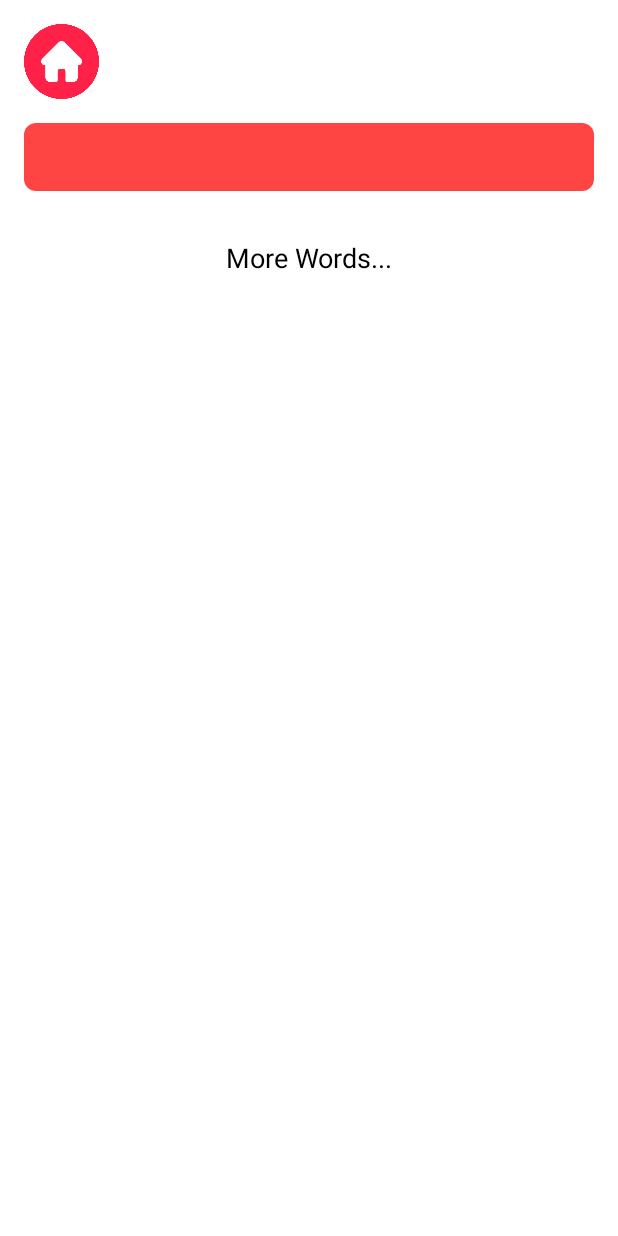
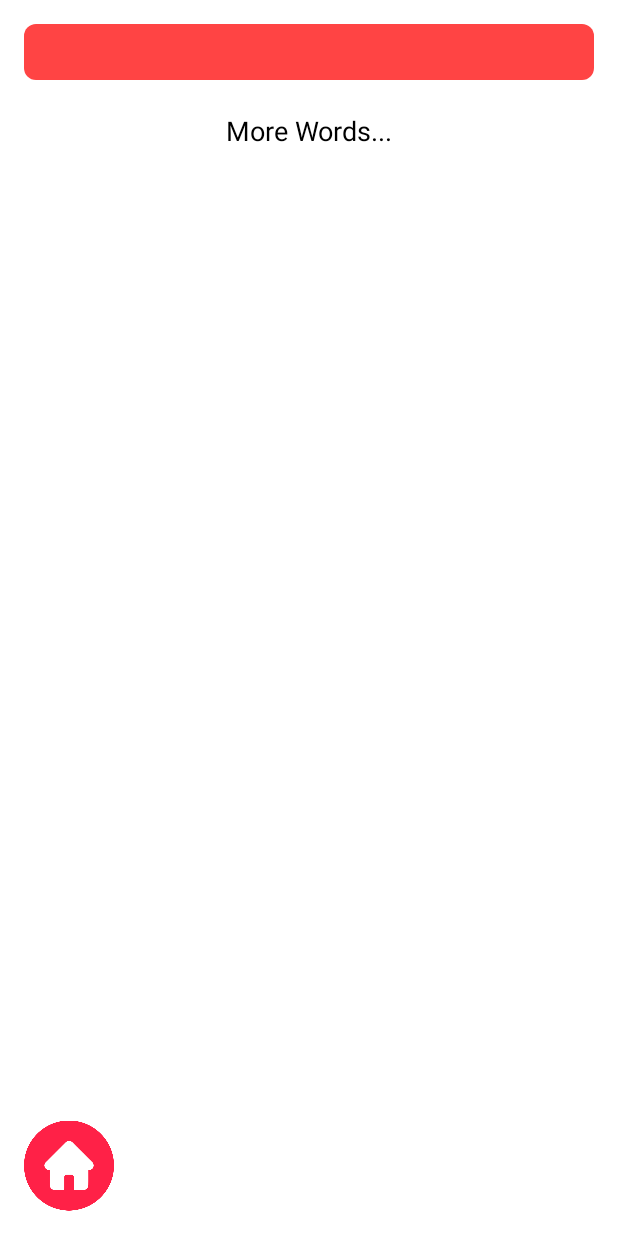
Before and after one commit to MichalMeshi/HebHandTaleApp-ClientSide, an Android app: the layout activity_word_list.xml on its own in the app's theme, with its tools: preview values and no code run, on a phone screen of 412 x 824 dp. Run offline under Robolectric (Android 15) with nearby library versions, the phone set to English and light mode, and no system bars.

Commit message:
more visuall changes 2...

```diff
--- a/app/build.gradle
+++ b/app/build.gradle
@@ -52,5 +52,6 @@ dependencies {
     def lottieVersion = "3.4.0"
     implementation "com.airbnb.android:lottie:$lottieVersion"
     implementation 'com.konghq:unirest-java:3.11.12' // Replace with the latest version
+    implementation 'com.google.android.material:material:1.5.0'
 
 }
--- a/app/src/main/java/com/example/test1/WordListActivity.java
+++ b/app/src/main/java/com/example/test1/WordListActivity.java
@@ -9,6 +9,8 @@ import android.widget.ListView;
 import android.widget.TextView;
 
 import androidx.appcompat.app.AppCompatActivity;
+
+import com.google.android.material.floatingactionbutton.FloatingActionButton;
 
 import org.json.JSONArray;
 import org.json.JSONException;
@@ -87,8 +89,9 @@ public class WordListActivity extends AppCompatActivity {
 
     private void setupListView() {
         ArrayList<String> restOfWordList = new ArrayList<>(wordList.subList(1, wordList.size()));
-        ArrayAdapter<String> adapter = new ArrayAdapter<>(this, android.R.layout.simple_list_item_1, restOfWordList);
+        CustomListAdapter adapter = new CustomListAdapter(this, restOfWordList);
         listView.setAdapter(adapter);
+
 
         listView.setOnItemClickListener((parent, view, position, id) -> {
             handleWordClick(restOfWordList.get(position));
--- /dev/null
+++ b/app/src/main/res/drawable/fab_background.xml
@@ -0,0 +1,11 @@
+<?xml version="1.0" encoding="utf-8"?>
+<layer-list xmlns:android="http://schemas.android.com/apk/res/android">
+    <item android:id="@android:id/background">
+        <shape android:shape="oval">
+            <solid android:color="@color/white" />
+        </shape>
+    </item>
+    <item android:id="@android:id/content">
+        <bitmap android:src="@drawable/home" />
+    </item>
+</layer-list>
--- a/app/src/main/res/layout/activity_word_list.xml
+++ b/app/src/main/res/layout/activity_word_list.xml
@@ -1,29 +1,22 @@
-<LinearLayout xmlns:android="http://schemas.android.com/apk/res/android"
+<RelativeLayout xmlns:android="http://schemas.android.com/apk/res/android"
+    xmlns:tools="http://schemas.android.com/tools"
     android:layout_width="match_parent"
     android:layout_height="match_parent"
-    android:orientation="vertical">
+    android:background="@color/white">
 
-    <ImageView
-        android:id="@+id/returnToFirstFragmentButton"
-        android:layout_width="50dp"
-        android:layout_height="50dp"
-        android:layout_gravity="start"
-        android:layout_marginStart="16dp"
-        android:layout_marginTop="16dp"
-        android:src="@drawable/home" />
     <!-- TextView for the first word -->
     <TextView
         android:id="@+id/wordTextView"
         android:layout_width="match_parent"
         android:layout_height="wrap_content"
         android:layout_margin="16dp"
-        android:text=""
+        android:textSize="15dp"
         android:textColor="@color/white"
         android:textAppearance="@style/TextAppearance.AppCompat.Large"
         android:background="@drawable/rectangle_background"
         android:padding="8dp"
         android:clickable="true"
-        android:cursorVisible="false"
+        android:cursorVisible="true"
         android:textIsSelectable="true"/>
 
     <!-- TextView for the message -->
@@ -31,17 +24,33 @@
         android:id="@+id/messageTextView"
         android:layout_width="match_parent"
         android:layout_height="wrap_content"
+        android:layout_below="@id/wordTextView"
+        android:layout_margin="5dp"
+        android:gravity="center"
         android:text="More Words..."
         android:textAppearance="@style/TextAppearance.AppCompat.Medium"
-        android:layout_margin="16dp"
-        android:gravity="center"
-        android:textSize="18sp"
-        android:textColor="@android:color/black"/>
+        android:textColor="@color/black"
+        android:textSize="18sp" />
 
     <ListView
         android:id="@+id/listView"
         android:layout_width="match_parent"
         android:layout_height="0dp"
+        android:layout_below="@id/messageTextView"
+        android:layout_above="@id/returnToFirstFragmentButton"
+        android:layout_marginTop="8dp"
+        android:layout_marginBottom="8dp"
         android:layout_weight="1" />
 
-</LinearLayout>
+    <ImageView
+        android:id="@+id/returnToFirstFragmentButton"
+        android:layout_width="60dp"
+        android:layout_height="62dp"
+        android:layout_alignParentStart="true"
+        android:layout_alignParentBottom="true"
+        android:layout_marginStart="16dp"
+        android:layout_marginBottom="16dp"
+        android:src="@drawable/fab_background" />
+
+
+</RelativeLayout>
--- a/app/src/main/res/layout/fragment_google_sign_in.xml
+++ b/app/src/main/res/layout/fragment_google_sign_in.xml
@@ -4,7 +4,8 @@
     xmlns:app="http://schemas.android.com/apk/res-auto"
     xmlns:tools="http://schemas.android.com/tools"
     android:layout_width="match_parent"
-    android:layout_height="match_parent">
+    android:layout_height="match_parent"
+    android:background="@color/white">
 
     <TextView
         android:id="@+id/google_btn_text"
@@ -13,6 +14,7 @@
         android:text="Sign in with Google"
         android:textSize="16sp"
         android:textStyle="bold"
+        android:textColor="@color/black"
         app:layout_constraintTop_toTopOf="parent"
         app:layout_constraintStart_toStartOf="parent"
         app:layout_constraintEnd_toEndOf="parent"
--- a/app/src/main/res/layout/fragment_second.xml
+++ b/app/src/main/res/layout/fragment_second.xml
@@ -4,7 +4,8 @@
     xmlns:tools="http://schemas.android.com/tools"
     android:layout_width="match_parent"
     android:layout_height="match_parent"
-    tools:context=".SecondFragment">
+    tools:context=".SecondFragment"
+    android:background="@color/white">
 
     <ProgressBar
         android:id="@+id/progressBar"
--- a/app/src/main/res/layout/list_item_word.xml
+++ b/app/src/main/res/layout/list_item_word.xml
@@ -1,4 +1,3 @@
-<!-- res/layout/list_item_word.xml -->
 <TextView
     xmlns:android="http://schemas.android.com/apk/res/android"
     android:id="@+id/wordText"
@@ -6,4 +5,5 @@
     android:layout_height="wrap_content"
     android:textSize="16sp"
     android:padding="16dp"
-    android:textColor="@android:color/black" />
+    android:textColor="#000000"
+    android:background="@android:color/white" />
--- a/app/src/main/res/navigation/nav_graph.xml
+++ b/app/src/main/res/navigation/nav_graph.xml
@@ -18,7 +18,7 @@
     <fragment
         android:id="@+id/googleSignInFragment"
         android:name="com.example.test1.GoogleSignInFragment"
-        android:label="GoogleSignInFragment"
+        android:label="Hebrew App"
         tools:layout="@layout/fragment_google_sign_in" />
     <action
         android:id="@+id/action_FirstFragment_to_GoogleSignInFragment"
```
Also changed, not shown: app/src/main/java/com/example/test1/CustomListAdapter.java (added, +36 -0 lines).
